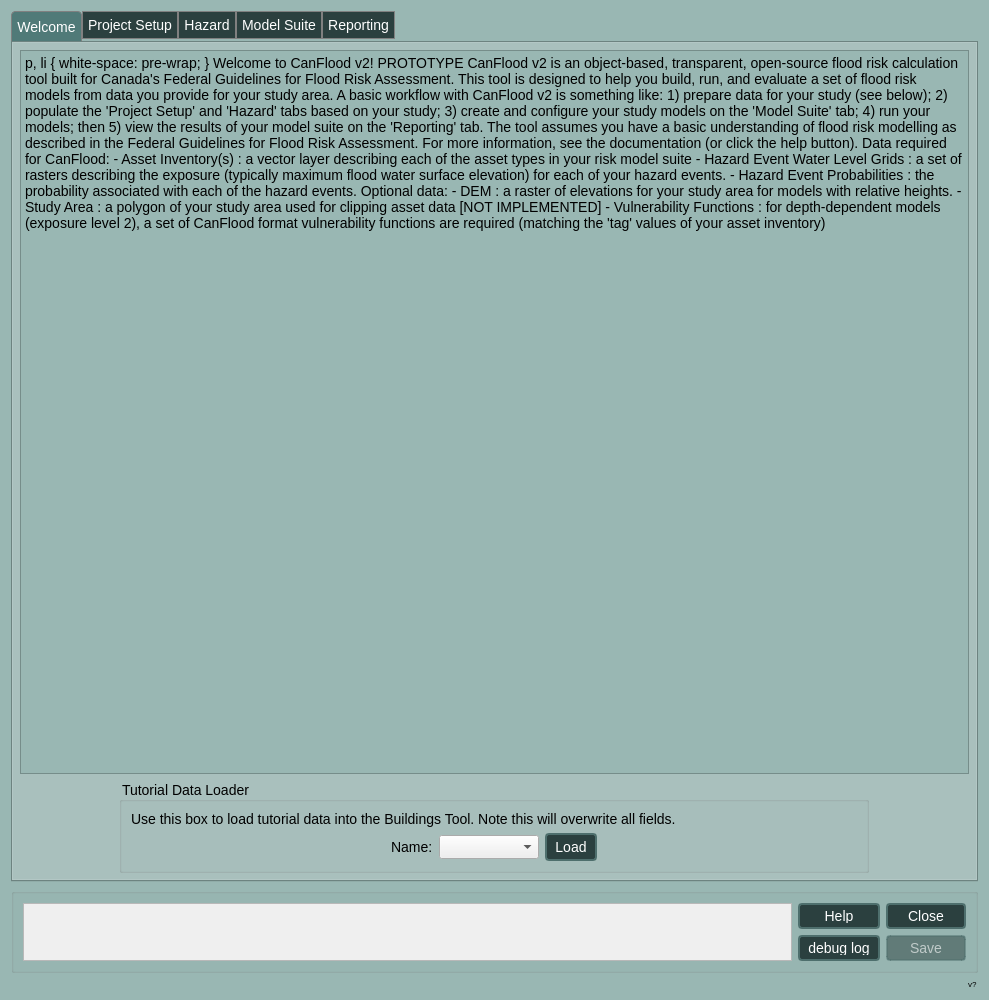
Before: the Qt Designer form canflood2/canflood2_dialog_main.ui in cefect/CanFlood2, drawn with Qt 5.
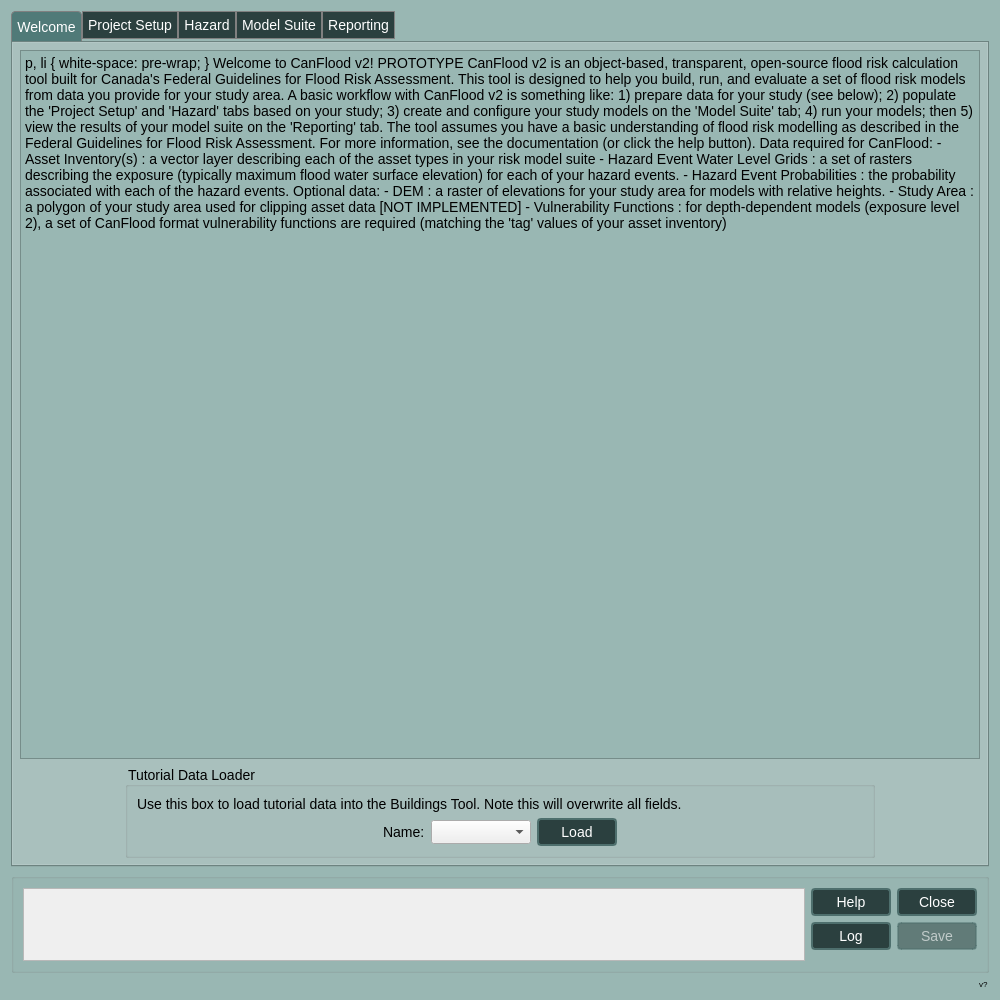
After: the same form once the commit is applied. Icons and pictures are not drawn. Custom widgets are drawn as their Qt base class.

Commit message: buttons again

The edit to the form file:
```diff
--- a/canflood2/canflood2_dialog_main.ui
+++ b/canflood2/canflood2_dialog_main.ui
@@ -6,14 +6,14 @@
    <rect>
     <x>0</x>
     <y>0</y>
-    <width>979</width>
+    <width>1000</width>
     <height>1000</height>
    </rect>
   </property>
-  <property name="maximumSize">
+  <property name="minimumSize">
    <size>
-    <width>1000</width>
-    <height>1000</height>
+    <width>500</width>
+    <height>500</height>
    </size>
   </property>
   <property name="font">
@@ -43,6 +43,13 @@
     padding: 4px 8px;                   /* keeps text from kissing the frame */
 }
 
+QPushButton:pressed {
+    background-color: #1E2F2F;                    /* darker shade */
+    border: 2px inset #3A5554;                    /* subtle inset look */
+    padding-top: 5px; padding-left: 11px;         /* shift content down/right slightly */
+    padding-bottom: 3px; padding-right: 9px;      /* keep overall size the same */
+}
+
 QPushButton:disabled {
     background-color: rgba(43, 64, 63, 0.50);   /* same hue, 50 % opacity  */
     color: rgba(255, 255, 255, 0.60);           /* soft-faded text          */
@@ -229,11 +236,17 @@
             <item>
              <widget class="QPushButton" name="pushButton_tut_load">
               <property name="sizePolicy">
-               <sizepolicy hsizetype="Fixed" vsizetype="Fixed">
+               <sizepolicy hsizetype="Minimum" vsizetype="Fixed">
                 <horstretch>0</horstretch>
                 <verstretch>0</verstretch>
                </sizepolicy>
               </property>
+              <property name="minimumSize">
+               <size>
+                <width>80</width>
+                <height>0</height>
+               </size>
+              </property>
               <property name="text">
                <string>Load</string>
               </property>
@@ -1616,7 +1629,7 @@
      <property name="minimumSize">
       <size>
        <width>0</width>
-       <height>85</height>
+       <height>100</height>
       </size>
      </property>
      <property name="title">
@@ -1633,18 +1646,6 @@
             <verstretch>0</verstretch>
            </sizepolicy>
           </property>
-          <property name="minimumSize">
-           <size>
-            <width>0</width>
-            <height>55</height>
-           </size>
-          </property>
-          <property name="maximumSize">
-           <size>
-            <width>16777215</width>
-            <height>60</height>
-           </size>
-          </property>
           <property name="widgetResizable">
            <bool>true</bool>
           </property>
@@ -1653,8 +1654,8 @@
             <rect>
              <x>0</x>
              <y>0</y>
-             <width>758</width>
-             <height>58</height>
+             <width>780</width>
+             <height>76</height>
             </rect>
            </property>
            <property name="sizePolicy">
@@ -1669,33 +1670,15 @@
              <height>55</height>
             </size>
            </property>
-           <property name="maximumSize">
-            <size>
-             <width>16777215</width>
-             <height>100</height>
-            </size>
-           </property>
            <layout class="QVBoxLayout" name="verticalLayout_18">
             <item>
              <widget class="QLabel" name="progressText">
               <property name="sizePolicy">
-               <sizepolicy hsizetype="Preferred" vsizetype="Expanding">
+               <sizepolicy hsizetype="Expanding" vsizetype="Expanding">
                 <horstretch>0</horstretch>
                 <verstretch>0</verstretch>
                </sizepolicy>
               </property>
-              <property name="minimumSize">
-               <size>
-                <width>500</width>
-                <height>50</height>
-               </size>
-              </property>
-              <property name="maximumSize">
-               <size>
-                <width>16777215</width>
-                <height>200</height>
-               </size>
-              </property>
               <property name="styleSheet">
                <string notr="true">/* For more specific elements */
 QLabel {
@@ -1723,6 +1706,18 @@
        <layout class="QVBoxLayout" name="verticalLayout_24">
         <item>
          <widget class="QPushButton" name="pushButton_help">
+          <property name="sizePolicy">
+           <sizepolicy hsizetype="Fixed" vsizetype="Preferred">
+            <horstretch>0</horstretch>
+            <verstretch>0</verstretch>
+           </sizepolicy>
+          </property>
+          <property name="minimumSize">
+           <size>
+            <width>80</width>
+            <height>0</height>
+           </size>
+          </property>
           <property name="text">
            <string>Help</string>
           </property>
@@ -1730,11 +1725,36 @@
         </item>
         <item>
          <widget class="QPushButton" name="pushButton_debugLog">
+          <property name="sizePolicy">
+           <sizepolicy hsizetype="Fixed" vsizetype="Minimum">
+            <horstretch>0</horstretch>
+            <verstretch>0</verstretch>
+           </sizepolicy>
+          </property>
+          <property name="minimumSize">
+           <size>
+            <width>80</width>
+            <height>0</height>
+           </size>
+          </property>
           <property name="text">
-           <string>debug log</string>
+           <string>Log</string>
           </property>
          </widget>
         </item>
+        <item>
+         <spacer name="verticalSpacer_11">
+          <property name="orientation">
+           <enum>Qt::Vertical</enum>
+          </property>
+          <property name="sizeHint" stdset="0">
+           <size>
+            <width>20</width>
+            <height>40</height>
+           </size>
+          </property>
+         </spacer>
+        </item>
        </layout>
       </item>
       <item>
@@ -1744,7 +1764,7 @@
           <item>
            <widget class="QPushButton" name="pushButton_close">
             <property name="sizePolicy">
-             <sizepolicy hsizetype="Fixed" vsizetype="Fixed">
+             <sizepolicy hsizetype="Fixed" vsizetype="Minimum">
               <horstretch>0</horstretch>
               <verstretch>0</verstretch>
              </sizepolicy>
@@ -1766,7 +1786,7 @@
              <bool>false</bool>
             </property>
             <property name="sizePolicy">
-             <sizepolicy hsizetype="Fixed" vsizetype="Fixed">
+             <sizepolicy hsizetype="Fixed" vsizetype="Minimum">
               <horstretch>0</horstretch>
               <verstretch>0</verstretch>
              </sizepolicy>
@@ -1782,6 +1802,19 @@
             </property>
            </widget>
           </item>
+          <item>
+           <spacer name="verticalSpacer_12">
+            <property name="orientation">
+             <enum>Qt::Vertical</enum>
+            </property>
+            <property name="sizeHint" stdset="0">
+             <size>
+              <width>20</width>
+              <height>40</height>
+             </size>
+            </property>
+           </spacer>
+          </item>
          </layout>
         </item>
        </layout>
```
Left out of the diff: 4 changed lines with no effect on the pictures.
